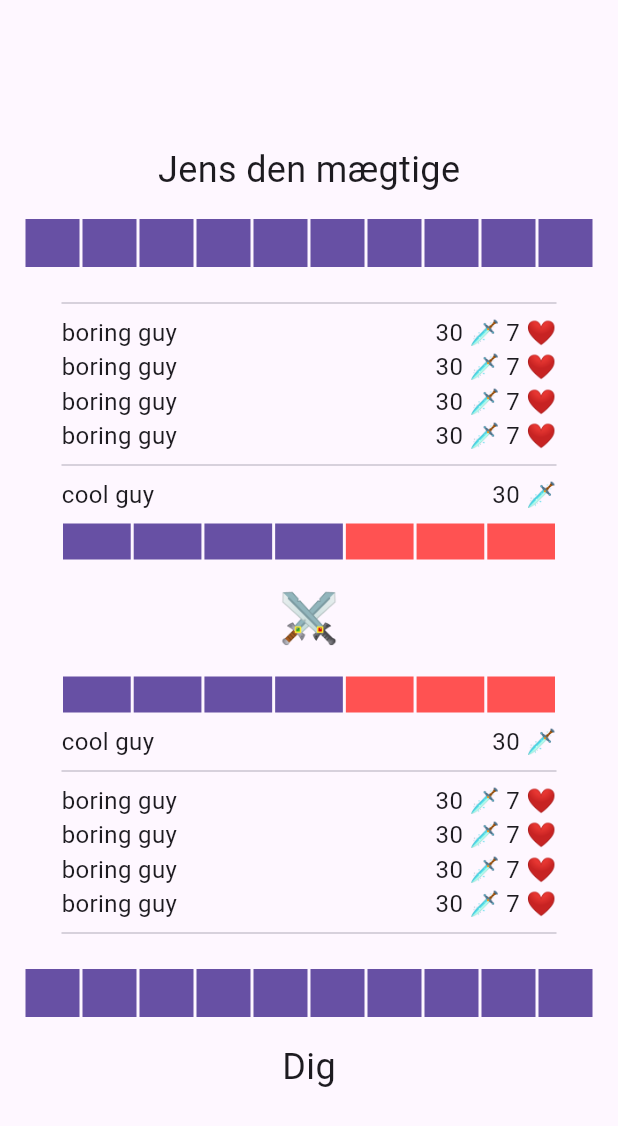
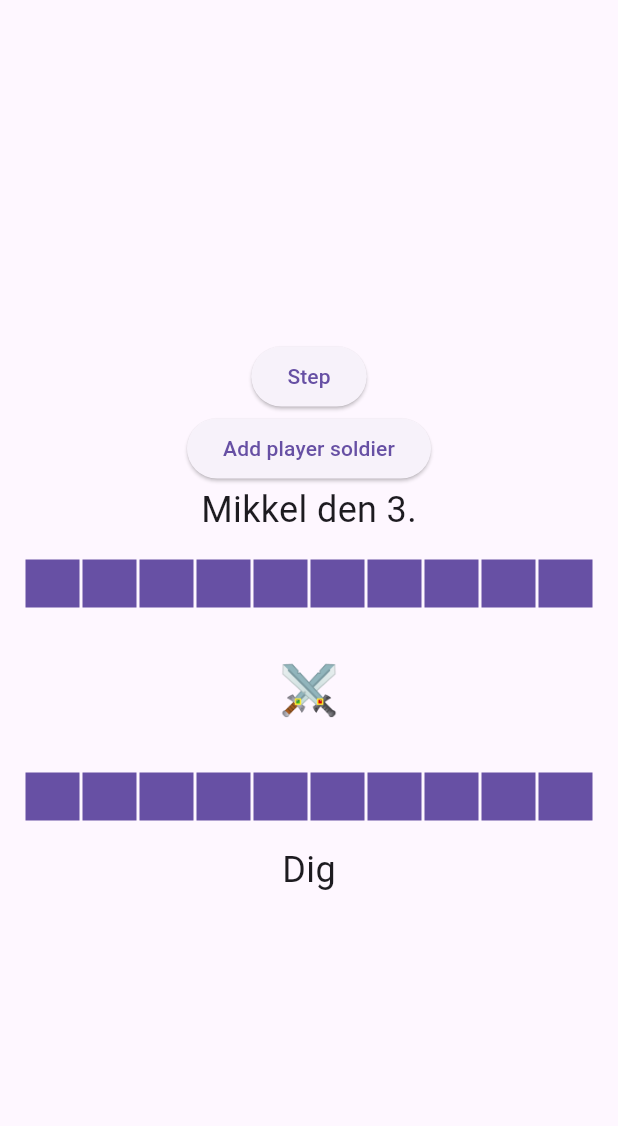
Before and after one commit to Mercantec-GHC/h4-projekt-gruppe2-ttp, a Flutter app: the screen it shows after launch, on a phone screen of 412 x 824 dp. Shown: the top 1126 px of the screen. Run offline on Flutter 3.47's test engine with Material 3 defaults, Android fonts, the phone set to English and light mode, and no system bars.

Commit message:
battle system

```diff
--- /dev/null
+++ b/Mobile/lib/battle.dart
@@ -0,0 +1,127 @@
+import 'dart:collection';
+import 'dart:math';
+
+import 'package:flutter/foundation.dart';
+import 'package:mobile/battle_naming.dart';
+
+int _randomInt({required int min, required int max}) {
+  final random = Random();
+  return random.nextInt(max - min) + min;
+}
+
+class Troop {
+  final String name;
+  final int damage;
+  int _health;
+  int get health => _health;
+  final int maxHealth;
+
+  bool _alive() {
+    return _health > 0;
+  }
+
+  void _hurt(int damage) {
+    _health -= damage;
+  }
+
+  Troop({required this.name, required this.damage, required health})
+      : _health = health,
+        maxHealth = health;
+}
+
+class Base {
+  final String name;
+  int _health;
+  int get health => _health;
+  final int maxHealth;
+
+  void _hurt(int damage) {
+    _health -= damage;
+  }
+
+  Base({required this.name, required health})
+      : _health = health,
+        maxHealth = health;
+}
+
+Troop _randomTroop() {
+  var name = randomTroopName();
+  var health = _randomInt(min: 5, max: 10);
+  var damage = _randomInt(min: 1, max: 3);
+  return Troop(name: name, health: health, damage: damage);
+}
+
+class Battle extends ChangeNotifier {
+  final Base enemy = Base(name: randomEnemyName(), health: 10);
+  final Base player = Base(name: "Dig", health: 10);
+  final Queue<Troop> _enemyTroops = ListQueue();
+  final Queue<Troop> _playerTroops = ListQueue();
+
+  List<Troop> get enemyTroops => UnmodifiableListView(_enemyTroops);
+  List<Troop> get playerTroops => UnmodifiableListView(_playerTroops);
+
+  void _cullDeadTroops() {
+    if (_playerTroops.isNotEmpty) {
+      var first = _playerTroops.removeFirst();
+      if (first._alive()) {
+        _playerTroops.addFirst(first);
+      }
+    }
+    if (_enemyTroops.isNotEmpty) {
+      var first = _enemyTroops.removeFirst();
+      if (first._alive()) {
+        _enemyTroops.addFirst(first);
+      }
+    }
+  }
+
+  bool _shouldAddEnemyTrops() {
+    final diceroll = _randomInt(min: 0, max: 100);
+    return diceroll < 20;
+  }
+
+  void _addEnemyTroop() {
+    if (_shouldAddEnemyTrops()) {
+      _enemyTroops.addLast(_randomTroop());
+    }
+  }
+
+  void _applyPlayerAttack() {
+    var damage = _playerTroops.isNotEmpty ? _playerTroops.first.damage : 0;
+
+    if (_enemyTroops.isNotEmpty) {
+      _enemyTroops.first._hurt(damage);
+    } else {
+      enemy._hurt(damage);
+    }
+  }
+
+  void _applyEnemyAttack() {
+    var damage = _enemyTroops.isNotEmpty ? _enemyTroops.first.damage : 0;
+
+    if (_playerTroops.isNotEmpty) {
+      _playerTroops.first._hurt(damage);
+    } else {
+      player._hurt(damage);
+    }
+  }
+
+  void addPlayerTroop() {
+    _playerTroops.addLast(_randomTroop());
+    notifyListeners();
+  }
+
+  void step() {
+    /// step logic:
+    /// 1. remove any dead troops
+    /// 2. roll a dice to decide whether to add an enemy troop
+    /// 3. apply damage to first soldier or base in line
+    /// 4. update notifier
+    /// this leaves a dead soldier for 1 iteration, this is currently on purpose, so you can tell a soldier has died
+    _cullDeadTroops();
+    _addEnemyTroop();
+    _applyPlayerAttack();
+    _applyEnemyAttack();
+    notifyListeners();
+  }
+}
--- /dev/null
+++ b/Mobile/lib/battle_naming.dart
@@ -0,0 +1,30 @@
+import 'dart:math';
+
+final _random = Random();
+final _names = List.from([
+  "Mikkel",
+  "From",
+  "Teis",
+  "Theis",
+  "Pieter",
+  "Phami",
+  "Mads",
+  "Dooly",
+  "Kasper",
+  "Chris"
+]);
+final _titles = List.from(
+    ["Mægtige", "Forfærdelige", "Dårlige", "Fromme", "2.", "3.", "7.", "10."]);
+
+String randomTroopName() {
+  var index = _random.nextInt(_names.length);
+  return _names[index];
+}
+
+String randomEnemyName() {
+  var nameIndex = _random.nextInt(_names.length);
+  var name = _names[nameIndex];
+  var titleIndex = _random.nextInt(_titles.length);
+  var title = _titles[titleIndex];
+  return "$name den $title";
+}
--- a/Mobile/lib/battle_page.dart
+++ b/Mobile/lib/battle_page.dart
@@ -1,19 +1,17 @@
 import 'package:flutter/material.dart';
-import 'package:mobile/gorbie.dart';
+import 'package:mobile/battle.dart';
+import 'package:provider/provider.dart';
 
-class Healthbar extends StatelessWidget {
-  const Healthbar({
-    super.key,
-    required int health,
-    required int maxHealth,
-    required double height,
-  })  : _maxHealth = maxHealth,
-        _health = health,
-        _height = height;
+class _Healthbar extends StatelessWidget {
+  const _Healthbar({
+    required this.health,
+    required this.maxHealth,
+    required this.height,
+  });
 
-  final int _health;
-  final int _maxHealth;
-  final double _height;
+  final int health;
+  final int maxHealth;
+  final double height;
 
   Widget _generateSlot(BuildContext context, bool filled) {
     return Flexible(
@@ -21,7 +19,7 @@ class Healthbar extends StatelessWidget {
       child: Padding(
         padding: EdgeInsets.symmetric(horizontal: 1.0),
         child: Container(
-          height: _height,
+          height: height,
           color: filled ? Theme.of(context).primaryColor : Colors.redAccent,
         ),
       ),
@@ -32,7 +30,7 @@ class Healthbar extends StatelessWidget {
   Widget build(BuildContext context) {
     return Row(
         mainAxisSize: MainAxisSize.min,
-        children: List.generate(_maxHealth, (idx) => idx < _health)
+        children: List.generate(maxHealth, (idx) => idx < health)
             .map((filled) => _generateSlot(context, filled))
             .toList());
   }
@@ -43,59 +41,63 @@ enum UnitType {
   enemy,
 }
 
-class ActiveSoldier extends StatelessWidget {
-  const ActiveSoldier({
-    super.key,
-    required String name,
-    required int health,
-    required int maxHealth,
-    required int damage,
-    required UnitType type,
-  })  : _maxHealth = maxHealth,
-        _health = health,
-        _name = name,
-        _unitType = type,
-        _damage = damage;
+class _ActiveTroop extends StatelessWidget {
+  const _ActiveTroop({
+    required this.name,
+    required this.health,
+    required this.maxHealth,
+    required this.damage,
+    required this.unitType,
+  });
 
-  final String _name;
-  final int _damage;
-  final int _health;
-  final int _maxHealth;
-  final UnitType _unitType;
+  _ActiveTroop.fromTroop(Troop troop, {required this.unitType})
+      : name = troop.name,
+        health = troop.health,
+        maxHealth = troop.maxHealth,
+        damage = troop.damage;
 
-  final double _fontSize = 16.0;
+  final String name;
+  final int damage;
+  final int health;
+  final int maxHealth;
+  final UnitType unitType;
+
+  final double _fontSize = 20.0;
 
   @override
   Widget build(BuildContext context) {
     return Column(
-        verticalDirection: _unitType == UnitType.enemy
+        verticalDirection: unitType == UnitType.enemy
             ? VerticalDirection.down
             : VerticalDirection.up,
         children: [
           Row(children: [
-            Expanded(child: Text(_name, style: TextStyle(fontSize: _fontSize))),
+            Expanded(
+                child: Text(name,
+                    style: TextStyle(
+                        fontSize: _fontSize, fontWeight: FontWeight.bold))),
             Text(" ", style: TextStyle(fontSize: _fontSize)),
-            Text("$_damage 🗡️", style: TextStyle(fontSize: _fontSize))
+            Text("$damage 🗡️", style: TextStyle(fontSize: _fontSize))
           ]),
           SizedBox(height: 8.0),
-          Healthbar(health: _health, maxHealth: _maxHealth, height: 24)
+          _Healthbar(health: health, maxHealth: maxHealth, height: 24)
         ]);
   }
 }
 
-class InactiveSoldier extends StatelessWidget {
-  const InactiveSoldier(
-      {super.key,
-      required String name,
-      required int maxHealth,
-      required int damage})
-      : _maxHealth = maxHealth,
-        _name = name,
-        _damage = damage;
+class _InactiveTroop extends StatelessWidget {
+  const _InactiveTroop(
+      {required this.name, required this.maxHealth, required this.damage});
 
-  final String _name;
-  final int _damage;
-  final int _maxHealth;
+  _InactiveTroop.fromTroop(
+    Troop troop,
+  )   : name = troop.name,
+        damage = troop.damage,
+        maxHealth = troop.maxHealth;
+
+  final String name;
+  final int damage;
+  final int maxHealth;
 
   final double _fontSize = 16.0;
 
@@ -103,19 +105,18 @@ class InactiveSoldier extends StatelessWidget {
   Widget build(BuildContext context) {
     return Column(children: [
       Row(mainAxisAlignment: MainAxisAlignment.spaceBetween, children: [
-        Expanded(child: Text(_name, style: TextStyle(fontSize: _fontSize))),
+        Expanded(child: Text(name, style: TextStyle(fontSize: _fontSize))),
         Text(" ", style: TextStyle(fontSize: _fontSize)),
-        Text("$_damage 🗡️", style: TextStyle(fontSize: _fontSize)),
+        Text("$damage 🗡️", style: TextStyle(fontSize: _fontSize)),
         Text(" ", style: TextStyle(fontSize: _fontSize)),
-        Text("$_maxHealth ❤️", style: TextStyle(fontSize: _fontSize)),
+        Text("$maxHealth ❤️", style: TextStyle(fontSize: _fontSize)),
       ]),
     ]);
   }
 }
 
-class Base extends StatelessWidget {
-  const Base({
-    super.key,
+class _Base extends StatelessWidget {
+  const _Base({
     required String name,
     required int health,
     required int maxHealth,
@@ -124,6 +125,12 @@ class Base extends StatelessWidget {
         _health = health,
         _unitType = type,
         _name = name;
+
+  _Base.fromBase(Base base, {required UnitType type})
+      : _maxHealth = base.maxHealth,
+        _health = base.health,
+        _unitType = type,
+        _name = base.name;
 
   final String _name;
   final int _health;
@@ -142,78 +149,101 @@ class Base extends StatelessWidget {
             style: TextStyle(fontSize: 24.0),
           ),
           SizedBox(height: 16.0),
-          Healthbar(health: _health, maxHealth: _maxHealth, height: 32),
+          _Healthbar(health: _health, maxHealth: _maxHealth, height: 32),
         ]);
   }
 }
 
+class _TroopList extends StatelessWidget {
+  final UnitType type;
+  final List<Troop> troops;
+  const _TroopList({required this.troops, required this.type});
+
+  final _activeTroops = 1;
+  final _maxTroops = 3;
+
+  Iterable<_ActiveTroop> _active() => troops.take(1).map(
+        (troop) => _ActiveTroop.fromTroop(
+          troop,
+          unitType: type,
+        ),
+      );
+
+  Iterable<_InactiveTroop> _inactive() => troops.skip(1).take(_maxTroops).map(
+        (troop) => _InactiveTroop.fromTroop(troop),
+      );
+
+  @override
+  Widget build(BuildContext context) {
+    return Column(
+      verticalDirection: type == UnitType.player
+          ? VerticalDirection.down
+          : VerticalDirection.up,
+      children: [
+        ..._active(),
+        ...(troops.isNotEmpty ? [Divider()] : []),
+        ..._inactive(),
+        ...(troops.length > _activeTroops + _maxTroops
+            ? [
+                Text(
+                  "(+${troops.length - _activeTroops - _maxTroops} tropper)",
+                  style: TextStyle(fontSize: 18),
+                )
+              ]
+            : []),
+        ...(troops.length > _activeTroops ? [Divider()] : []),
+      ],
+    );
+  }
+}
+
 class BattlePage extends StatelessWidget {
-  const BattlePage({super.key, required gorbie}) : _gorbie = gorbie;
-
-  final Gorbie _gorbie;
+  const BattlePage({super.key});
 
   @override
   Widget build(BuildContext context) {
     return Padding(
         padding: EdgeInsets.all(16.0),
-      child: Column(
+        child: Consumer<Battle>(
+          builder: (context, battle, child) => Column(
             mainAxisAlignment: MainAxisAlignment.center,
             crossAxisAlignment: CrossAxisAlignment.center,
             children: [
+              ElevatedButton(
+                  onPressed: () {
+                    battle.step();
+                  },
+                  child: Text("Step")),
+              ElevatedButton(
+                  onPressed: () {
+                    battle.addPlayerTroop();
+                  },
+                  child: Text("Add player soldier")),
               ...<Widget>[
-            Base(
-              name: "Jens den mægtige",
-              health: 10,
-              maxHealth: 10,
+                _Base.fromBase(
+                  battle.enemy,
                   type: UnitType.enemy,
                 ),
                 Padding(
-              padding: EdgeInsets.symmetric(horizontal: 25.0, vertical: 16.0),
-              child: Column(
-                children: [
-                  Divider(),
-                  InactiveSoldier(name: "boring guy", maxHealth: 7, damage: 30),
-                  InactiveSoldier(name: "boring guy", maxHealth: 7, damage: 30),
-                  InactiveSoldier(name: "boring guy", maxHealth: 7, damage: 30),
-                  InactiveSoldier(name: "boring guy", maxHealth: 7, damage: 30),
-                  Divider(),
-                  ActiveSoldier(
-                    name: "cool guy",
-                    health: 4,
-                    maxHealth: 7,
-                    damage: 30,
-                    type: UnitType.enemy,
-                  ),
-                ],
-              ),
-            ),
+                    padding:
+                        EdgeInsets.symmetric(horizontal: 25.0, vertical: 16.0),
+                    child: _TroopList(
+                        troops: battle.enemyTroops, type: UnitType.enemy)),
               ],
               Text("⚔️", style: TextStyle(fontSize: 32.0)),
               ...<Widget>[
                 Padding(
-              padding: EdgeInsets.symmetric(horizontal: 25.0, vertical: 16.0),
-              child: Column(
-                children: [
-                  ActiveSoldier(
-                    name: "cool guy",
-                    health: 4,
-                    maxHealth: 7,
-                    damage: 30,
+                  padding:
+                      EdgeInsets.symmetric(horizontal: 25.0, vertical: 16.0),
+                  child: _TroopList(
+                    troops: battle.playerTroops,
                     type: UnitType.player,
                   ),
-                  Divider(),
-                  InactiveSoldier(name: "boring guy", maxHealth: 7, damage: 30),
-                  InactiveSoldier(name: "boring guy", maxHealth: 7, damage: 30),
-                  InactiveSoldier(name: "boring guy", maxHealth: 7, damage: 30),
-                  InactiveSoldier(name: "boring guy", maxHealth: 7, damage: 30),
-                  Divider(),
-                ],
                 ),
-            ),
-            Base(name: "Dig", health: 10, maxHealth: 10, type: UnitType.player),
+                _Base.fromBase(battle.player, type: UnitType.player),
               ],
             ],
           ),
-    );
+        ));
   }
 }
--- a/Mobile/lib/main.dart
+++ b/Mobile/lib/main.dart
@@ -1,6 +1,8 @@
 import 'package:flutter/material.dart';
+import 'package:mobile/battle.dart';
 import 'package:mobile/battle_page.dart';
 import 'package:mobile/gorbie.dart';
+import 'package:provider/provider.dart';
 
 void main() {
   runApp(App());
@@ -21,14 +23,19 @@ class _AppState extends State<App> {
   }
 
   late final Gorbie gorbie = Gorbie(setRoot: (Widget root) => _setRoot(root));
-  late Widget _root = BattlePage(gorbie: gorbie);
+  late Widget _root = BattlePage();
 
   @override
   Widget build(BuildContext context) {
     return MaterialApp(
       debugShowCheckedModeBanner: false,
       theme: ThemeData(useMaterial3: true),
-      home: Scaffold(body: _root),
+      home: Scaffold(
+        body: ChangeNotifierProvider(
+          create: (_) => Battle(),
+          child: BattlePage(),
+        ),
+      ),
     );
   }
 }
--- a/Mobile/pubspec.yaml
+++ b/Mobile/pubspec.yaml
@@ -34,6 +34,7 @@ dependencies:
   # The following adds the Cupertino Icons font to your application.
   # Use with the CupertinoIcons class for iOS style icons.
   cupertino_icons: ^1.0.8
+  provider: ^6.1.2
 
 dev_dependencies:
   flutter_test:
```
Also changed, not shown: Mobile/pubspec.lock. Lines whose indentation alone changed are shown as unchanged.
